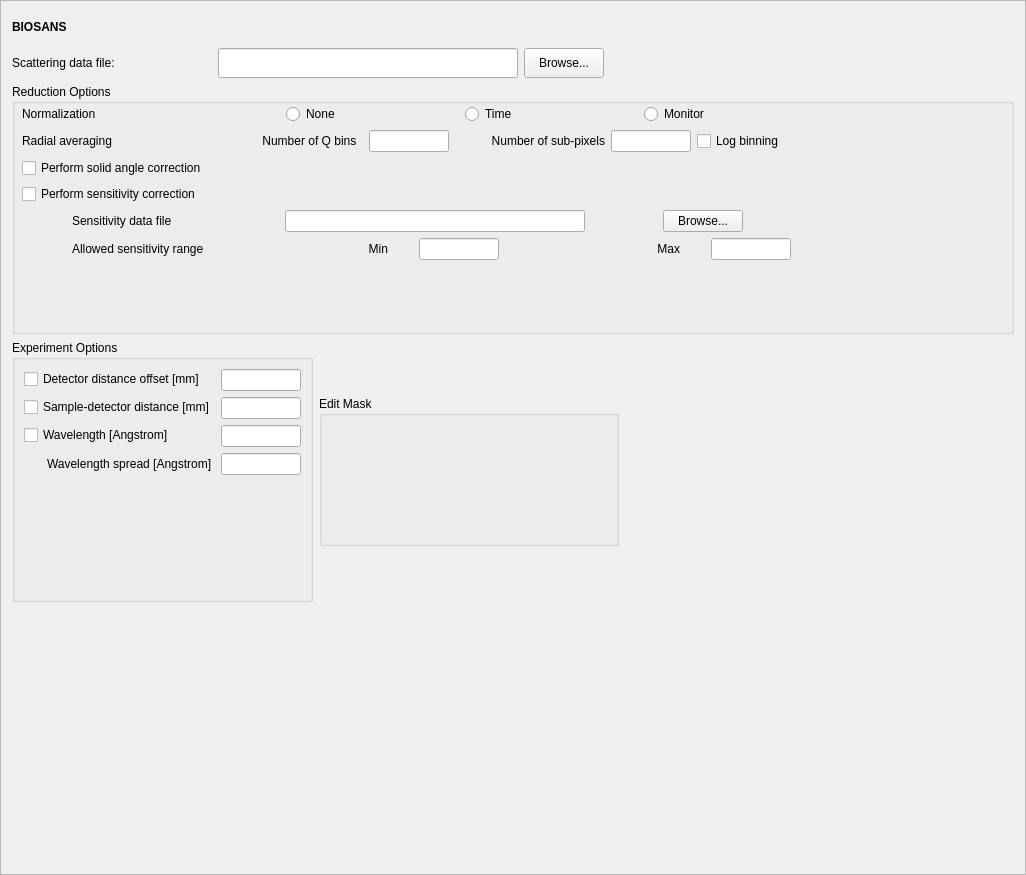
Old version of the form Code/Mantid/Scripts/Interface/ui/hfir_data_summary.ui in the repository mantidproject/mantid.
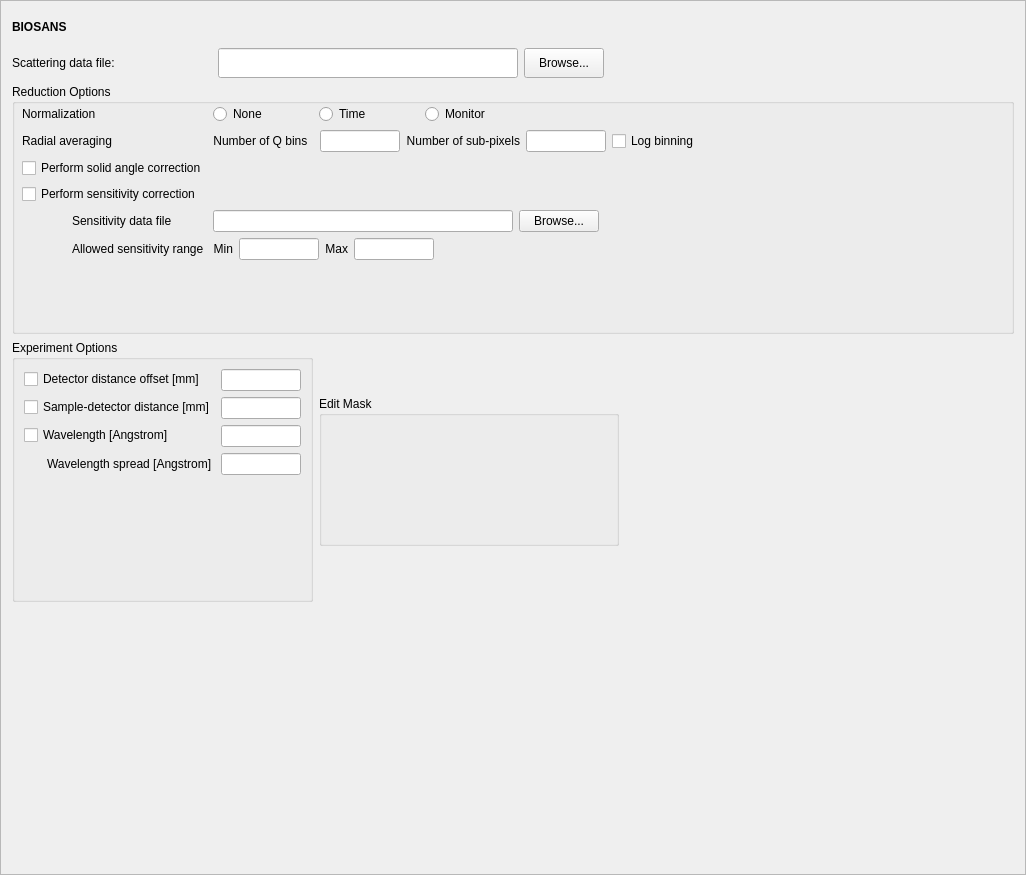
New version of the form.

Commit message: Cosmetics Re #1792

Diff of the .ui file:
```diff
--- a/Code/Mantid/Scripts/Interface/ui/hfir_data_summary.ui
+++ b/Code/Mantid/Scripts/Interface/ui/hfir_data_summary.ui
@@ -278,6 +278,19 @@
            </property>
           </widget>
          </item>
+         <item>
+          <spacer name="horizontalSpacer_5">
+           <property name="orientation">
+            <enum>Qt::Horizontal</enum>
+           </property>
+           <property name="sizeHint" stdset="0">
+            <size>
+             <width>40</width>
+             <height>20</height>
+            </size>
+           </property>
+          </spacer>
+         </item>
         </layout>
        </item>
        <item row="1" column="0">
@@ -292,14 +305,14 @@
          <item>
           <widget class="QLabel" name="label">
            <property name="sizePolicy">
-            <sizepolicy hsizetype="Fixed" vsizetype="Preferred">
+            <sizepolicy hsizetype="Preferred" vsizetype="Preferred">
              <horstretch>0</horstretch>
              <verstretch>0</verstretch>
             </sizepolicy>
            </property>
            <property name="minimumSize">
             <size>
-             <width>150</width>
+             <width>0</width>
              <height>0</height>
             </size>
            </property>
@@ -339,14 +352,14 @@
          <item>
           <widget class="QLabel" name="label_3">
            <property name="sizePolicy">
-            <sizepolicy hsizetype="Fixed" vsizetype="Preferred">
+            <sizepolicy hsizetype="Preferred" vsizetype="Preferred">
              <horstretch>0</horstretch>
              <verstretch>0</verstretch>
             </sizepolicy>
            </property>
            <property name="minimumSize">
             <size>
-             <width>150</width>
+             <width>0</width>
              <height>0</height>
             </size>
            </property>
@@ -416,6 +429,19 @@
            </property>
           </widget>
          </item>
+         <item>
+          <spacer name="horizontalSpacer_4">
+           <property name="orientation">
+            <enum>Qt::Horizontal</enum>
+           </property>
+           <property name="sizeHint" stdset="0">
+            <size>
+             <width>40</width>
+             <height>20</height>
+            </size>
+           </property>
+          </spacer>
+         </item>
         </layout>
        </item>
        <item row="2" column="0">
@@ -494,6 +520,19 @@
            </property>
           </widget>
          </item>
+         <item>
+          <spacer name="horizontalSpacer_6">
+           <property name="orientation">
+            <enum>Qt::Horizontal</enum>
+           </property>
+           <property name="sizeHint" stdset="0">
+            <size>
+             <width>40</width>
+             <height>20</height>
+            </size>
+           </property>
+          </spacer>
+         </item>
         </layout>
        </item>
        <item row="5" column="0">
@@ -511,14 +550,14 @@
          <item>
           <widget class="QLabel" name="sensitivity_min_label">
            <property name="sizePolicy">
-            <sizepolicy hsizetype="Fixed" vsizetype="Preferred">
+            <sizepolicy hsizetype="Preferred" vsizetype="Preferred">
              <horstretch>0</horstretch>
              <verstretch>0</verstretch>
             </sizepolicy>
            </property>
            <property name="minimumSize">
             <size>
-             <width>150</width>
+             <width>0</width>
              <height>0</height>
             </size>
            </property>
@@ -564,14 +603,14 @@
          <item>
           <widget class="QLabel" name="sensitivity_max_label">
            <property name="sizePolicy">
-            <sizepolicy hsizetype="Fixed" vsizetype="Preferred">
+            <sizepolicy hsizetype="Preferred" vsizetype="Preferred">
              <horstretch>0</horstretch>
              <verstretch>0</verstretch>
             </sizepolicy>
            </property>
            <property name="minimumSize">
             <size>
-             <width>150</width>
+             <width>0</width>
              <height>0</height>
             </size>
            </property>
@@ -614,6 +653,19 @@
            </property>
           </widget>
          </item>
+         <item>
+          <spacer name="horizontalSpacer_3">
+           <property name="orientation">
+            <enum>Qt::Horizontal</enum>
+           </property>
+           <property name="sizeHint" stdset="0">
+            <size>
+             <width>40</width>
+             <height>20</height>
+            </size>
+           </property>
+          </spacer>
+         </item>
         </layout>
        </item>
       </layout>
```
The commit also changes 1 other file.
